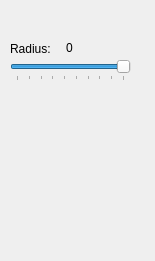
Before: the Qt Designer form src/toolSettings/erasersettingswidget.ui in PhotoFlare/photoflare, drawn with Qt 5.
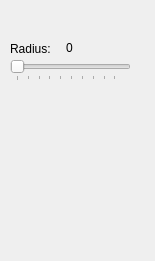
After: the same form once the commit is applied.

Commit message: Add cursor for EraserTool and fix radius slider max value

```diff
--- a/src/toolSettings/erasersettingswidget.ui
+++ b/src/toolSettings/erasersettingswidget.ui
@@ -39,16 +39,16 @@
     <number>1</number>
    </property>
    <property name="maximum">
-    <number>10</number>
+    <number>99</number>
    </property>
    <property name="singleStep">
     <number>1</number>
    </property>
    <property name="pageStep">
-    <number>1</number>
+    <number>10</number>
    </property>
    <property name="value">
-    <number>10</number>
+    <number>1</number>
    </property>
    <property name="orientation">
     <enum>Qt::Horizontal</enum>
```
The commit also changes 2 other files.
